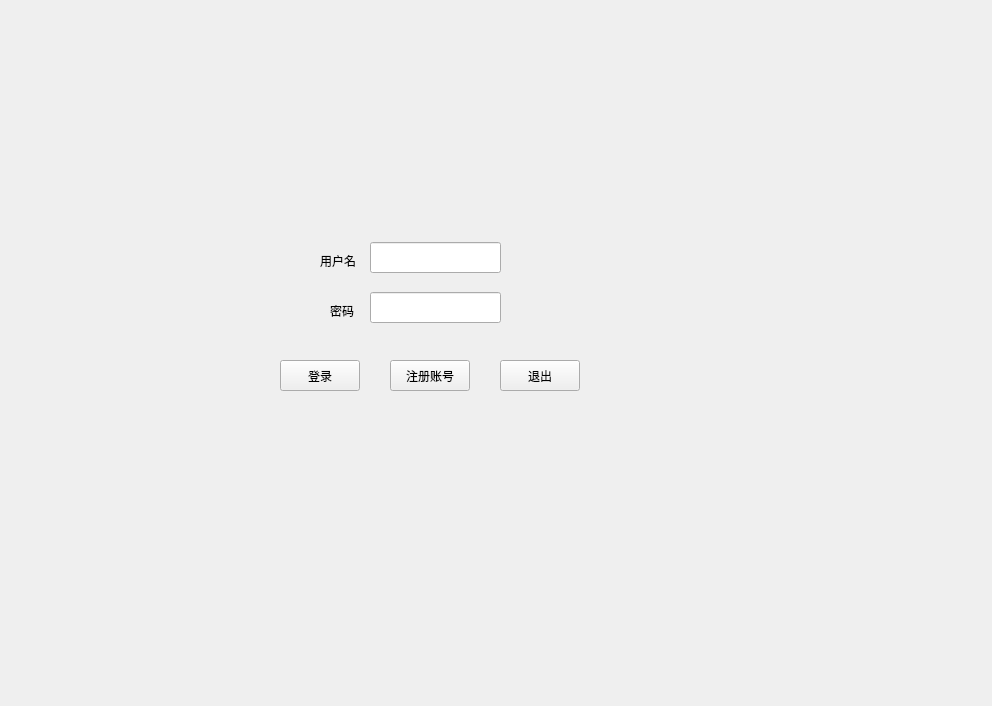
VisionsBeacon/-, file mainwindow.ui: the form before one commit.
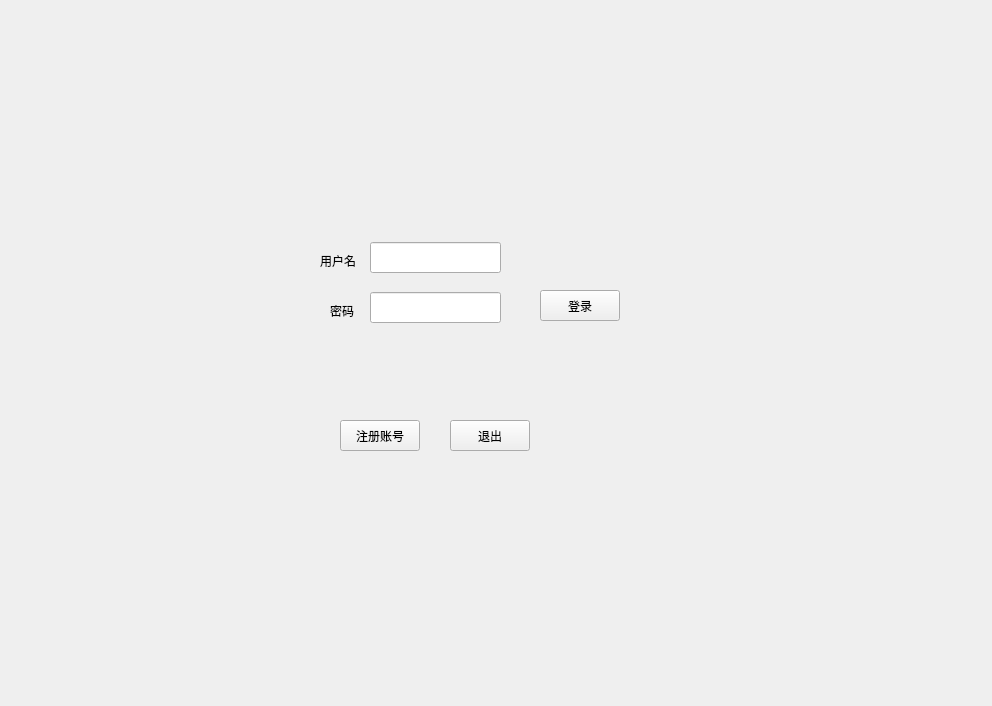
The form after the commit. The open tabs and pages were chosen to show the change.

Diff of the .ui file:
```diff
--- a/mainwindow.ui
+++ b/mainwindow.ui
@@ -33,8 +33,8 @@
      <widget class="QPushButton" name="btnLogIn">
       <property name="geometry">
        <rect>
-        <x>280</x>
-        <y>360</y>
+        <x>540</x>
+        <y>290</y>
         <width>80</width>
         <height>31</height>
        </rect>
@@ -79,8 +79,8 @@
      <widget class="QPushButton" name="btnSignUp">
       <property name="geometry">
        <rect>
-        <x>390</x>
-        <y>360</y>
+        <x>340</x>
+        <y>420</y>
         <width>80</width>
         <height>31</height>
        </rect>
@@ -92,8 +92,8 @@
      <widget class="QPushButton" name="btnExit">
       <property name="geometry">
        <rect>
-        <x>500</x>
-        <y>360</y>
+        <x>450</x>
+        <y>420</y>
         <width>80</width>
         <height>31</height>
        </rect>
```
Left out of the diff: 2 changed lines with no effect on the pictures.
